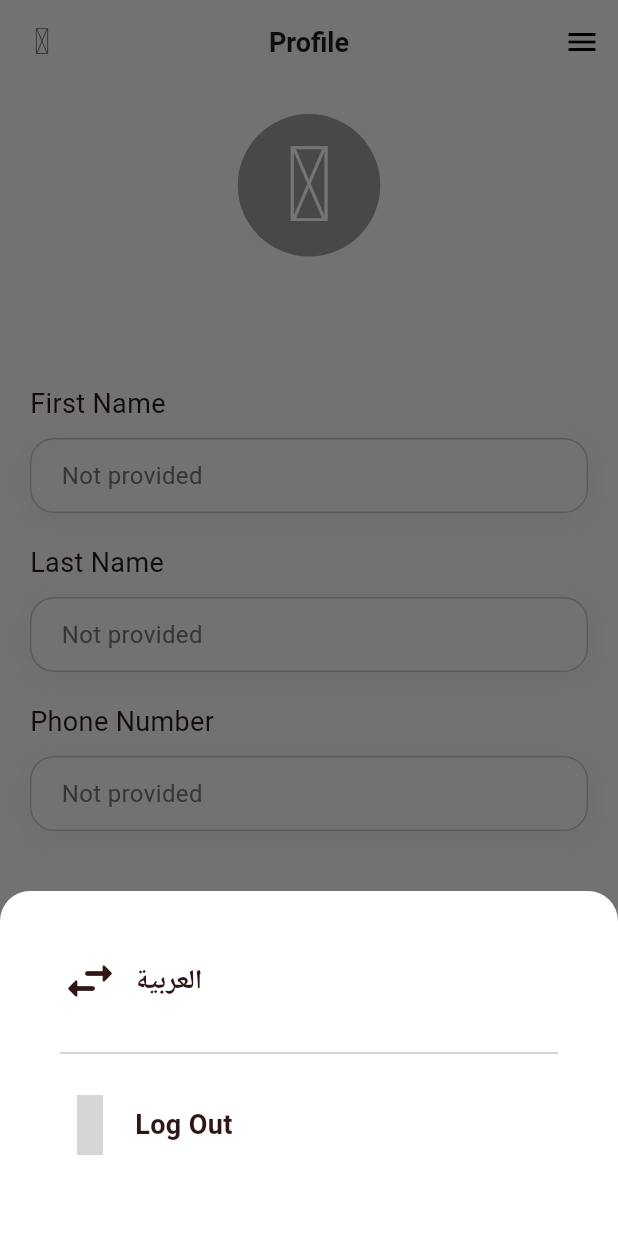
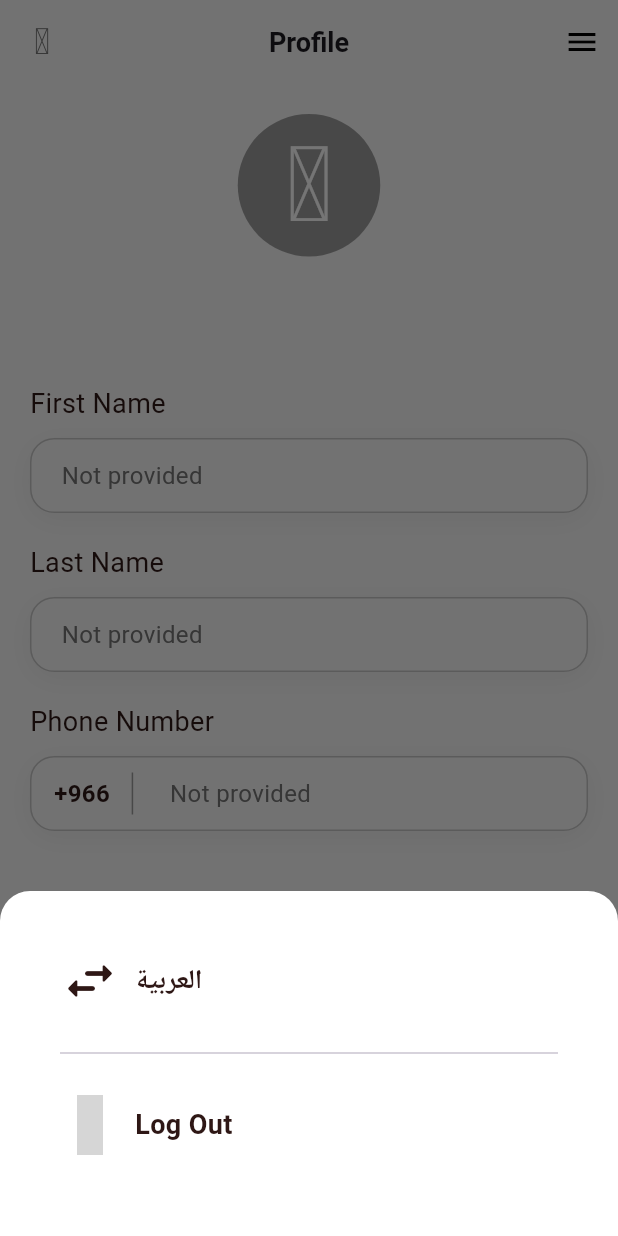
Before and after one commit to illkil/2025_GP_4, a Flutter app: the ProfilePage screen opened directly, after a tap on the "menu" icon, on a phone screen of 412 x 824 dp. Run offline on Flutter 3.47's test engine with Material 3 defaults, Android fonts, the light colour scheme and no system bars; our stand-ins replace cloud_firestore, firebase_auth, firebase_core, firebase_storage, flutter_iconly, flutter_slidable and 4 more; missing offline and left inert: iconify_flutter; accounts and stored records are empty; grey boxes are pictures that could not be loaded.

Commit message:
Update profile_page.dart

```diff
--- a/wujed/lib/views/pages/profile_page.dart
+++ b/wujed/lib/views/pages/profile_page.dart
@@ -46,13 +46,16 @@ class _ProfilePageState extends State<ProfilePage> {
         });
       }
     } catch (e) {
-      print('Error loading user data: $e'); //incase any error happens while loading
+      print(
+        'Error loading user data: $e',
+      ); //incase any error happens while loading
     }
   }
 
   @override
   Widget build(BuildContext context) {
-    if (userData == null) { //wait for user data to load before showing the page
+    if (userData == null) {
+      //wait for user data to load before showing the page
       return const Scaffold(
         backgroundColor: Color.fromRGBO(249, 249, 249, 1),
         body: Center(
@@ -72,7 +75,8 @@ class _ProfilePageState extends State<ProfilePage> {
         surfaceTintColor: Colors.transparent,
         leading: IconButton(
           onPressed: () async {
-            final result = await Navigator.push( //this will not be needed anymore (only the result but the navigator is needed)
+            final result = await Navigator.push(
+              //this will not be needed anymore (only the result but the navigator is needed)
               context,
               MaterialPageRoute(
                 builder: (context) {
@@ -304,9 +308,11 @@ class _ProfilePageState extends State<ProfilePage> {
                 ),
                 const SizedBox(height: 10.0),
                 _buildInfoBox(
-                  userData['phone_number'] == " "
+                  userData['phone_number'] != null &&
+                          userData['phone_number'].toString().trim().isNotEmpty
                       ? userData['phone_number']
-                      : t.placeholder_not_provided, //display phone number if exist, else display Not provided
+                      : t.placeholder_not_provided,
+                  isPhone: true, // <–– هذا الجديد
                 ),
               ],
             ),
@@ -316,7 +322,7 @@ class _ProfilePageState extends State<ProfilePage> {
     );
   }
 
-  Widget _buildInfoBox(String text) {
+  Widget _buildInfoBox(String text, {bool isPhone = false}) {
     return Container(
       height: 50,
       width: double.infinity,
@@ -333,18 +339,37 @@ class _ProfilePageState extends State<ProfilePage> {
           ),
         ],
       ),
-      child: Center(
-        child: Padding(
-          padding: const EdgeInsetsDirectional.only(start: 20),
-          child: Row(
-            children: [
-              Text(
+      child: Row(
+        children: [
+          if (isPhone) ...[
+            const SizedBox(width: 15),
+            const Text(
+              '+966',
+              style: TextStyle(
+                color: Color.fromRGBO(46, 23, 21, 1),
+                fontWeight: FontWeight.bold,
+                fontSize: 16,
+              ),
+            ),
+            const SizedBox(width: 10),
+            const VerticalDivider(
+              color: Colors.grey,
+              thickness: 1,
+              width: 10,
+              indent: 10,
+              endIndent: 10,
+            ),
+          ],
+          Expanded(
+            child: Padding(
+              padding: const EdgeInsetsDirectional.only(start: 20),
+              child: Text(
                 text,
                 style: TextStyle(color: Colors.grey.shade600, fontSize: 16),
               ),
-            ],
+            ),
           ),
-        ),
+        ],
       ),
     );
   }
```
